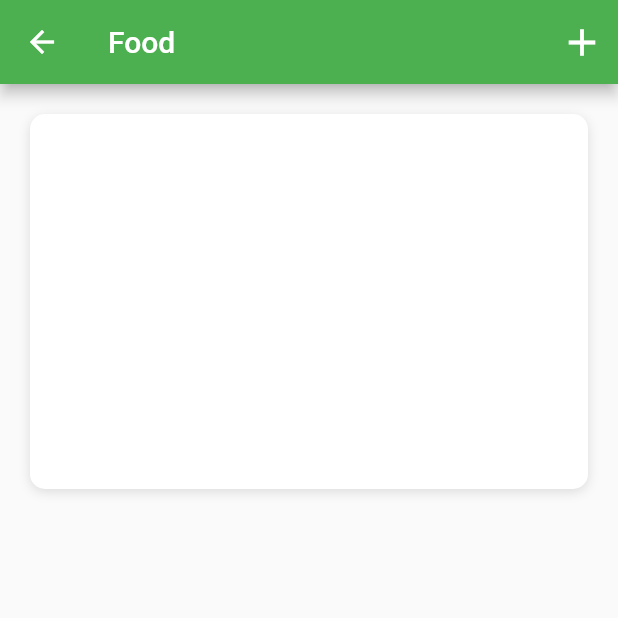
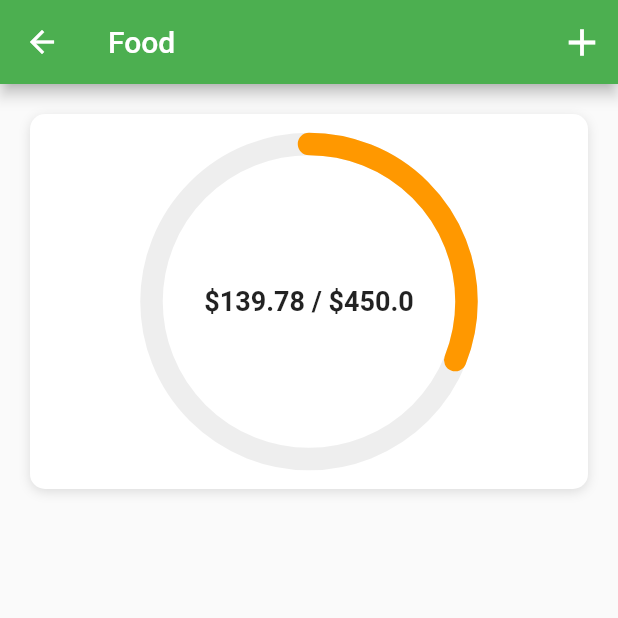
Before and after one commit to sannidhya-kushwaha/Budget_App, a Flutter app: the screen it shows after launch, after a tap on "Food", on a phone screen of 412 x 824 dp, the top half of it. Run offline on Flutter 3.47's test engine with Material 2 defaults, Android fonts, the phone set to English and light mode, and no system bars.

Commit message:
Custom Painter - Radial Progress Bar

```diff
--- a/lib/screens/category_screen.dart
+++ b/lib/screens/category_screen.dart
@@ -1,4 +1,7 @@
+import 'package:Budget_App/helpers/color_helper.dart';
 import 'package:Budget_App/models/category_model.dart';
+import 'package:Budget_App/models/expense_model.dart';
+import 'package:Budget_App/widgets/radial_painter.dart';
 import 'package:flutter/material.dart';
 
 class CategoryScreen extends StatefulWidget {
@@ -13,6 +16,14 @@ class CategoryScreen extends StatefulWidget {
 class _CategoryScreenState extends State<CategoryScreen> {
   @override
   Widget build(BuildContext context) {
+    double totalAmountSpent = 0;
+    widget.category.expenses.forEach((Expense expense) {
+      totalAmountSpent += expense.cost;
+    });
+
+    final double amountLeft = widget.category.maxAmount - totalAmountSpent;
+    final double percent = amountLeft / widget.category.maxAmount;
+
     return Scaffold(
       appBar: AppBar(
         title: Text(widget.category.name),
@@ -43,6 +54,23 @@ class _CategoryScreenState extends State<CategoryScreen> {
                   ),
                 ],
               ),
+              child: CustomPaint(
+                foregroundPainter: RadialPainter(
+                  bgColor: Colors.grey[200],
+                  lineColor: getColor(context, percent),
+                  percent: percent,
+                  width: 15.0,
+                ),
+                child: Center(
+                  child: Text(
+                    '\$${amountLeft.toStringAsFixed(2)} / \$${widget.category.maxAmount}',
+                    style: TextStyle(
+                      fontSize: 18.0,
+                      fontWeight: FontWeight.w600,
+                    ),
+                  ),
+                ),
+              ),
             ),
           ],
         ),
--- /dev/null
+++ b/lib/widgets/radial_painter.dart
@@ -0,0 +1,47 @@
+import 'dart:math';
+
+import 'package:flutter/material.dart';
+
+class RadialPainter extends CustomPainter {
+  final Color bgColor;
+  final Color lineColor;
+  final double percent;
+  final double width;
+
+  RadialPainter({
+    this.bgColor,
+    this.lineColor,
+    this.percent,
+    this.width,
+  });
+  @override
+  void paint(Canvas canvas, Size size) {
+    Paint bgLine = Paint()
+      ..color = bgColor
+      ..strokeCap = StrokeCap.round
+      ..style = PaintingStyle.stroke
+      ..strokeWidth = width;
+
+    Paint completeLine = Paint()
+      ..color = lineColor
+      ..strokeCap = StrokeCap.round
+      ..style = PaintingStyle.stroke
+      ..strokeWidth = width;
+    Offset center = Offset(size.width / 2, size.height / 2);
+    double radius = min(size.width / 2, size.height / 2);
+    canvas.drawCircle(center, radius, bgLine);
+    double sweepAngle = 2 * pi * percent;
+    canvas.drawArc(
+      Rect.fromCircle(center: center, radius: radius),
+      -pi / 2,
+      sweepAngle,
+      false,
+      completeLine,
+    );
+  }
+
+  @override
+  bool shouldRepaint(CustomPainter oldDelegate) {
+    return true;
+  }
+}
```
